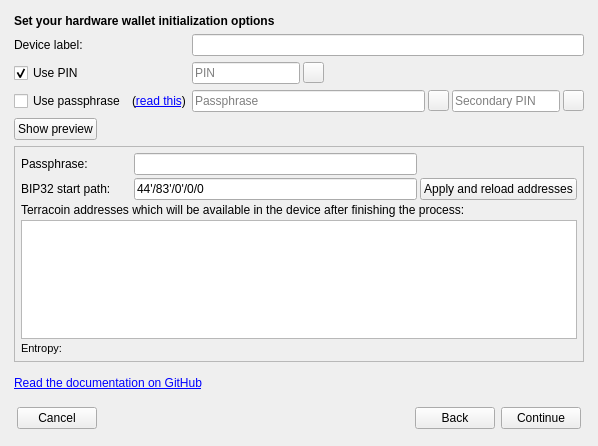
Old version of the form src/ui/ui_initialize_hw_dlg.ui in the repository mygirl8893/crown-masternode-tool.
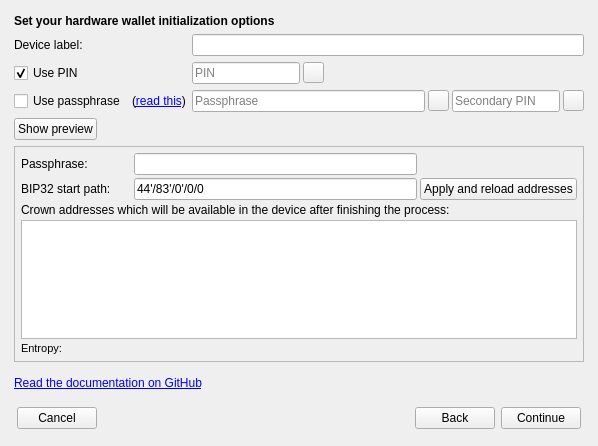
New version of the form. The open tabs and pages were chosen to show the change.

Patch:
```diff
--- a/src/ui/ui_initialize_hw_dlg.ui
+++ b/src/ui/ui_initialize_hw_dlg.ui
@@ -854,7 +854,7 @@
              <item>
               <widget class="QLabel" name="label_5">
                <property name="text">
-                <string>Terracoin addresses which will be available in the device after finishing the process:</string>
+                <string>Crown addresses which will be available in the device after finishing the process:</string>
                </property>
                <property name="wordWrap">
                 <bool>true</bool>
```
Left out of the diff: 4 changed lines with no effect on the pictures.
